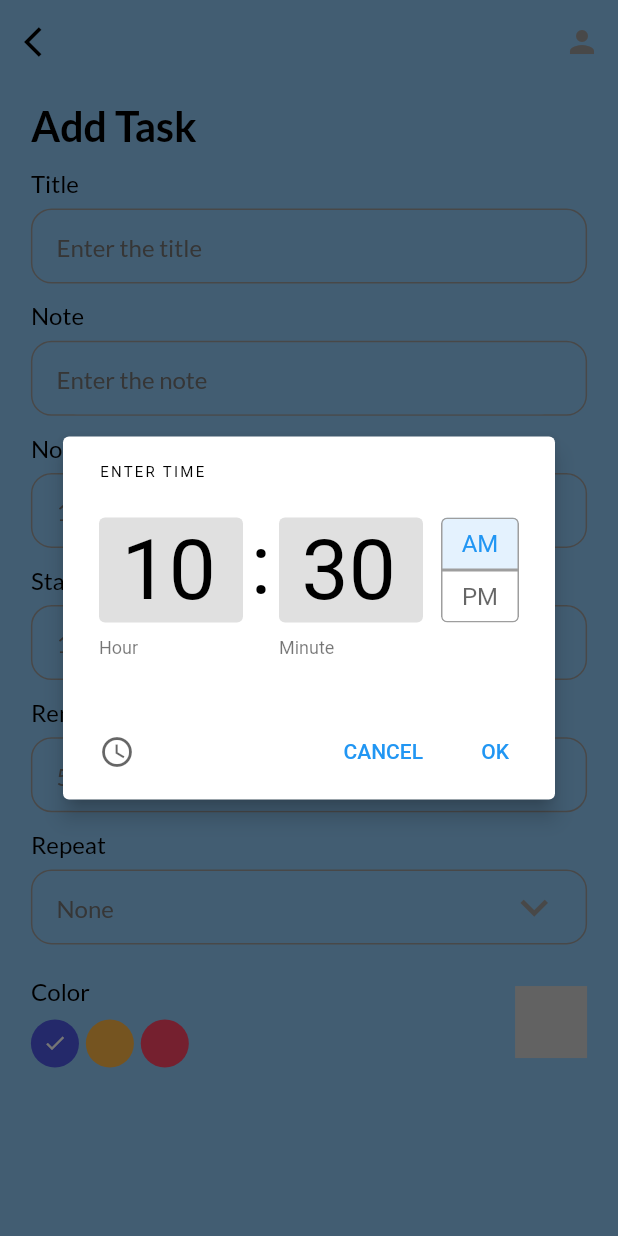
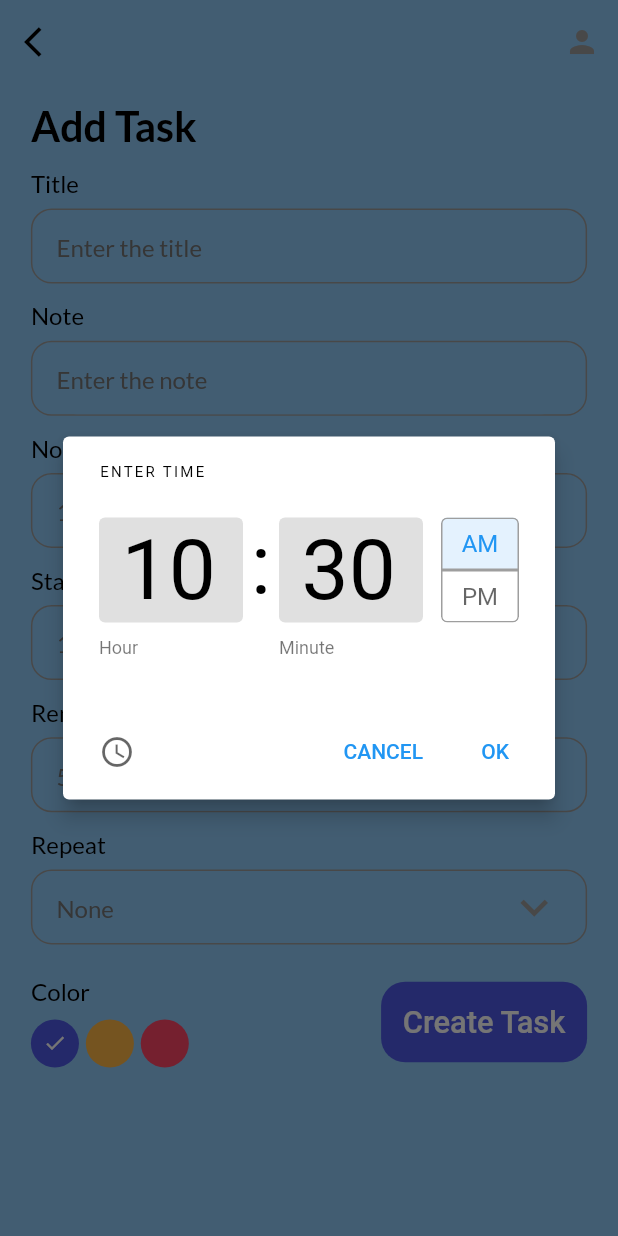
Before and after one commit to HussnulMaab192/Birthday-Reminder-, a Flutter app: the AddTaskBar screen opened directly, after a tap on the "access time" icon, on a phone screen of 412 x 824 dp. Run offline on Flutter 3.47's test engine with Material 2 defaults, Android fonts, the phone set to English and light mode, and no system bars; our stand-ins replace flutter_local_notifications, flutter_native_timezone, flutter_screenutil, flutter_svg, get, get_storage and 4 more; accounts and stored records are empty.

Commit message:
add task

```diff
--- a/lib/controllers/add_task_controller.dart
+++ b/lib/controllers/add_task_controller.dart
@@ -1,37 +1,38 @@
-// import 'package:example_todo_sqflite/db/db_helper.dart';
-// import 'package:example_todo_sqflite/models/task_model.dart';
-// import 'package:get/get.dart';
+import 'package:get/get.dart';
 
-// class TaskController extends GetxController {
-//   @override
-//   void onReady() {
-//     super.onReady();
-//   }
+import '../db/db_helper.dart';
+import '../models/task_model.dart';
 
-// // inserting the object to the database
-//   var taskList = <UserTask>[].obs;
-//   Future<int> addTask({UserTask? task}) async {
-//     return await DBHelper.insert(task);
-//   }
+class TaskController extends GetxController {
+  @override
+  void onReady() {
+    super.onReady();
+  }
 
-// // reading the object from the database
-//   void getTask() async {
-//     print("read function is called");
-//     List<Map<String, dynamic?>>? tasks = await DBHelper.query();
-//     taskList.assignAll(tasks!.map((e) => UserTask.fromJson(e)).toList());
-//   }
+// inserting the object to the database
+  var taskList = <UserTask>[].obs;
+  Future<int> addTask({UserTask? task}) async {
+    return await DBHelper.insert(task);
+  }
 
-// // deleting the task using the specific id
-//   Future<void> delete({required UserTask task}) async {
-//     var id = await DBHelper.delete(task: task);
-//     print(id);
-//     getTask();
-//   }
+// reading the object from the database
+  void getTask() async {
+    print("read function is called");
+    List<Map<String, dynamic?>>? tasks = await DBHelper.query();
+    taskList.assignAll(tasks!.map((e) => UserTask.fromJson(e)).toList());
+  }
 
-// // updating the task in the database by id
-//   Future<void> updateTask(int id) async {
-//     var value = await DBHelper.update(id);
-//     print(value);
-//     getTask();
-//   }
-// }
+// deleting the task using the specific id
+  Future<void> delete({required UserTask task}) async {
+    var id = await DBHelper.delete(task: task);
+    print(id);
+    getTask();
+  }
+
+// updating the task in the database by id
+  Future<void> updateTask(int id) async {
+    var value = await DBHelper.update(id);
+    print(value);
+    getTask();
+  }
+}
--- a/lib/screens/add_task_page.dart
+++ b/lib/screens/add_task_page.dart
@@ -1,3 +1,5 @@
+import '../controllers/add_task_controller.dart';
+import '../widgets/buttons.dart';
 import '../widgets/text_field.dart';
 import '/models/task_model.dart';
 import 'themes.dart';
@@ -15,9 +17,9 @@ class AddTaskBar extends StatefulWidget {
 }
 
 class _AddTaskBarState extends State<AddTaskBar> {
-  TaskController _taskController = Get.put(TaskController());
-  TextEditingController _userTitle = TextEditingController();
-  TextEditingController _userNote = TextEditingController();
+  final TaskController _taskController = Get.put(TaskController());
+  final TextEditingController _userTitle = TextEditingController();
+  final TextEditingController _userNote = TextEditingController();
   DateTime? _selectedDate = DateTime.now();
   String _startTime = DateFormat('hh:mm a').format(DateTime.now()).toString();
   String _endTime = "9:29 AM";
@@ -44,7 +46,7 @@ class _AddTaskBarState extends State<AddTaskBar> {
       body: Container(
         padding: EdgeInsets.only(left: 18.w, right: 18.w, top: 10.h),
         child: SingleChildScrollView(
-          physics: BouncingScrollPhysics(),
+          physics: const BouncingScrollPhysics(),
           child: Column(
             crossAxisAlignment: CrossAxisAlignment.start,
             children: [
@@ -83,7 +85,7 @@ class _AddTaskBarState extends State<AddTaskBar> {
                       hintText: _startTime,
                       lable: "Start Time",
                       widget: IconButton(
-                        icon: Icon(Icons.access_time_rounded),
+                        icon: const Icon(Icons.access_time_rounded),
                         onPressed: () {
                           _getUserTIme(isStarttime: true);
                         },
@@ -96,7 +98,7 @@ class _AddTaskBarState extends State<AddTaskBar> {
                       hintText: _endTime,
                       lable: "End Time",
                       widget: IconButton(
-                        icon: Icon(Icons.access_time_rounded),
+                        icon: const Icon(Icons.access_time_rounded),
                         onPressed: () {
                           _getUserTIme(isStarttime: false);
                         },
@@ -121,7 +123,8 @@ class _AddTaskBarState extends State<AddTaskBar> {
                         child: Text(value.toString()),
                       );
                     }).toList(),
-                    icon: Icon(Icons.keyboard_arrow_down, color: Colors.grey),
+                    icon: const Icon(Icons.keyboard_arrow_down,
+                        color: Colors.grey),
                     onChanged: (String? value) => setState(() {
                           _selectRemind = int.parse(value!);
                         })),
@@ -141,11 +144,12 @@ class _AddTaskBarState extends State<AddTaskBar> {
                         value: value.toString(),
                         child: Text(
                           value,
-                          style: TextStyle(color: Colors.grey),
+                          style: const TextStyle(color: Colors.grey),
                         ),
                       );
                     }).toList(),
-                    icon: Icon(Icons.keyboard_arrow_down, color: Colors.grey),
+                    icon: const Icon(Icons.keyboard_arrow_down,
+                        color: Colors.grey),
                     onChanged: (String? value) => setState(() {
                           _selectRepeat = value!;
                         })),
@@ -220,7 +224,7 @@ class _AddTaskBarState extends State<AddTaskBar> {
       Get.snackbar(
         "Message",
         "All the fields are required.",
-        icon: Icon(
+        icon: const Icon(
           Icons.warning_amber_outlined,
           color: Colors.amber,
         ),
@@ -229,7 +233,7 @@ class _AddTaskBarState extends State<AddTaskBar> {
       Get.snackbar(
         "Message",
         "All the fields are requird.",
-        icon: Icon(Icons.warning_amber_outlined),
+        icon: const Icon(Icons.warning_amber_outlined),
       );
     } else {
       _addToDatabase();
```
